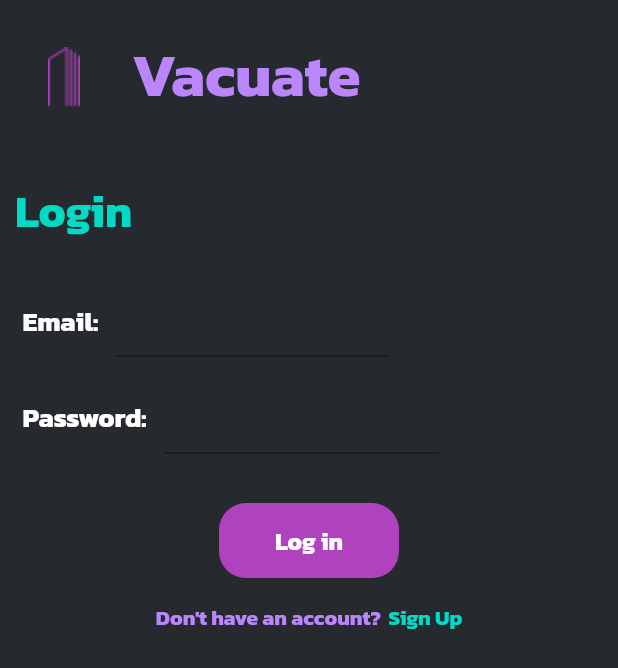
After one commit to Hub-Varith/GuideAndVacuate, a Flutter app: the LoginScreen screen opened directly, on a phone screen of 412 x 824 dp. The commit adds this screen. Shown: the top 668 px of the screen. Run offline on Flutter 3.47's test engine with Material 2 defaults, Android fonts, the phone set to English and light mode, and no system bars; our stand-ins replace google_fonts.

Commit message:
Added login Screen

```diff
--- /dev/null
+++ b/lib/Screens/LoginScreen.dart
@@ -0,0 +1,103 @@
+import 'package:flutter/material.dart';
+
+import '../Custom/page_title.dart';
+import '../constants.dart';
+
+
+
+class LoginScreen extends StatefulWidget {
+  LoginScreen({Key key}) : super(key: key);
+
+  _LoginScreenState createState() => _LoginScreenState();
+}
+
+class _LoginScreenState extends State<LoginScreen> {
+  @override
+  Widget build(BuildContext context) {
+    return Scaffold(
+      backgroundColor: bgColor,
+      body: SafeArea(
+        child: Container(
+          width: double.infinity,
+          height: MediaQuery.of(context).size.height,
+          child: Column(
+            // Header Top Page
+            children: [
+              PageTitle(
+                title: "Vacuate",
+              ),
+
+              // Login Title
+              SizedBox(height: MediaQuery.of(context).size.height * 0.02),
+              Container(
+                padding: const EdgeInsets.all(10),
+                alignment: Alignment.topLeft,
+                child: Text("Login", style: subTextStyle),
+              ),
+
+              // Email Form
+              SizedBox(height: MediaQuery.of(context).size.height * 0.02),
+              Container(
+                margin: EdgeInsets.fromLTRB(15, 0, 15, 0),
+                child: Row(
+                  children: <Widget>[
+                    Flexible(child: Text("Email: ", style: standardWhiteTitle)),
+                    Flexible(child: Padding(
+                      padding: const EdgeInsets.fromLTRB(8.0, 0, 0, 0),
+                      child: TextField(cursorColor: Colors.white, style: TextStyle(color: Colors.white),),
+                    ),)
+                  ],
+                ),
+              ),
+
+              // Password Input
+              SizedBox(height: MediaQuery.of(context).size.height * 0.02),
+              Container(
+                margin: EdgeInsets.fromLTRB(15, 0, 15, 0),
+                child: Row(
+                  children: <Widget>[
+                    Flexible(child: Text("Password: ", style: standardWhiteTitle)),
+                    Flexible(child: Padding(
+                      padding: const EdgeInsets.fromLTRB(8.0, 0, 0, 0),
+                      child: TextField(cursorColor: Colors.white, style: TextStyle(color: Colors.white),),
+                    ),)
+                  ],
+                ),
+              ),
+
+              // Login Button
+              SizedBox(height: MediaQuery.of(context).size.height * 0.04),
+              ButtonTheme(
+                height: 50,
+                minWidth: 120,
+                              child: FlatButton(
+                  onPressed: () { print("GO TO LOGIN"); }, // TODO: Implement LOGIN API
+                  color: purpleColor,
+                  textColor: Colors.white,
+                  child: Text("Log in", style: standardWhiteDetail,),
+                  shape: RoundedRectangleBorder(
+                      borderRadius: BorderRadius.circular(18.0),
+
+                  ),
+                ),
+              ),
+
+              SizedBox(height: MediaQuery.of(context).size.height * 0.02),
+              Container(
+                margin: EdgeInsets.fromLTRB(10, 0, 10, 0),
+                child: Row(
+                  mainAxisAlignment: MainAxisAlignment.center,
+                  children: <Widget>[
+                    Text("Don't have an account?", style: finePurpleText,),
+                    SizedBox(width: 5,),
+                    Text("Sign Up", style: fineBlueText)
+                  ],
+                ),
+              )
+            ],
+          ),
+        ),
+      ),
+    );
+  }
+}
--- a/lib/constants.dart
+++ b/lib/constants.dart
@@ -81,3 +81,17 @@ const TextStyle normalTextStyle = TextStyle(
   fontSize: 15,
   fontWeight: FontWeight.normal,
 );
+
+
+const TextStyle fineBlueText = TextStyle(
+  color: neonGreen,
+  fontSize: 14,
+  fontWeight: FontWeight.w600,
+);
+
+
+const TextStyle finePurpleText = TextStyle(
+  color: titleColor,
+  fontSize: 14,
+  fontWeight: FontWeight.w600,
+);
```
